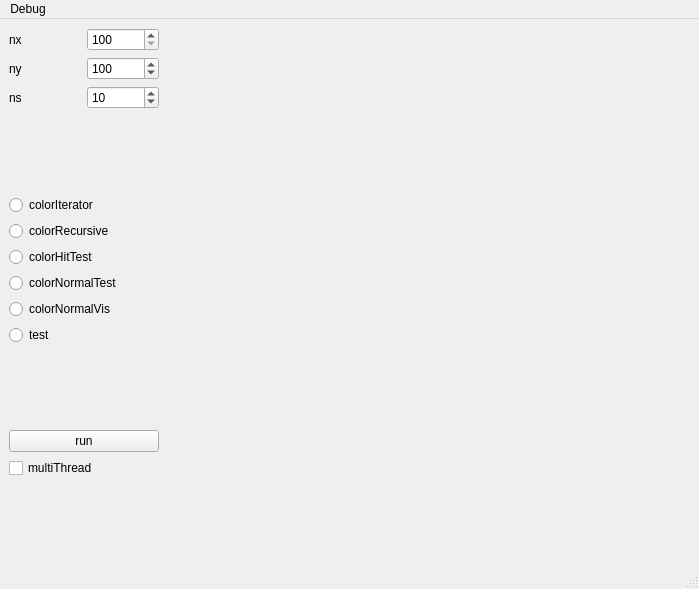
This is mainwindow.ui in newMember1/toyPBRT as Qt 5 draws it before an edit. The edited form follows.
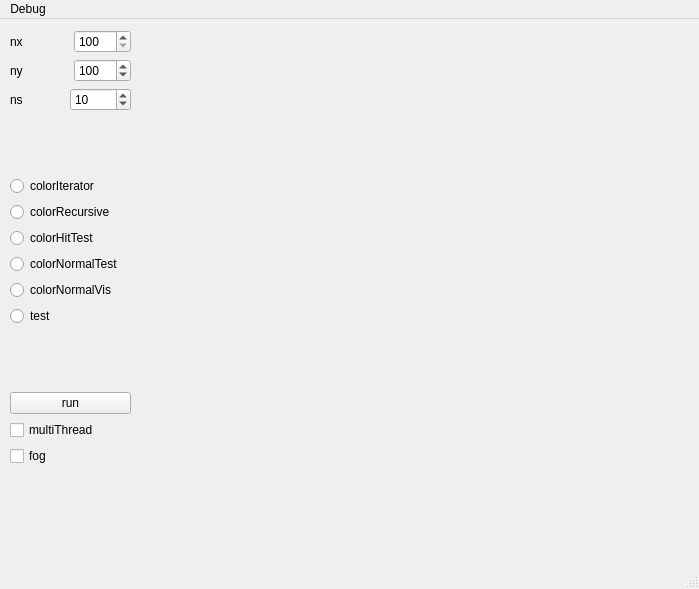
This is the edited form.

```diff
--- a/mainwindow.ui
+++ b/mainwindow.ui
@@ -23,50 +23,20 @@
    <property name="autoFillBackground">
     <bool>false</bool>
    </property>
-   <layout class="QGridLayout" name="gridLayout" columnstretch="2,1,6">
-    <item row="0" column="1">
-     <spacer name="horizontalSpacer">
-      <property name="orientation">
-       <enum>Qt::Horizontal</enum>
-      </property>
-      <property name="sizeHint" stdset="0">
-       <size>
-        <width>201</width>
-        <height>493</height>
-       </size>
-      </property>
-     </spacer>
-    </item>
-    <item row="0" column="2">
-     <widget class="QLabel" name="imageLabel">
-      <property name="sizePolicy">
-       <sizepolicy hsizetype="Expanding" vsizetype="Expanding">
-        <horstretch>0</horstretch>
-        <verstretch>0</verstretch>
-       </sizepolicy>
-      </property>
-      <property name="minimumSize">
-       <size>
-        <width>400</width>
-        <height>400</height>
-       </size>
-      </property>
-      <property name="autoFillBackground">
-       <bool>true</bool>
-      </property>
-      <property name="text">
-       <string/>
-      </property>
-      <property name="scaledContents">
-       <bool>true</bool>
-      </property>
-      <property name="alignment">
-       <set>Qt::AlignCenter</set>
-      </property>
-     </widget>
-    </item>
-    <item row="0" column="0">
-     <layout class="QVBoxLayout" name="verticalLayout">
+   <widget class="QWidget" name="">
+    <property name="geometry">
+     <rect>
+      <x>10</x>
+      <y>11</y>
+      <width>734</width>
+      <height>495</height>
+     </rect>
+    </property>
+    <layout class="QHBoxLayout" name="horizontalLayout_4" stretch="1,1,4">
+     <item>
+      <layout class="QVBoxLayout" name="verticalLayout_4">
+       <item>
+        <layout class="QVBoxLayout" name="verticalLayout_3">
       <item>
        <layout class="QHBoxLayout" name="horizontalLayout_3">
         <item>
@@ -139,6 +109,8 @@
         </item>
        </layout>
       </item>
+        </layout>
+       </item>
       <item>
        <spacer name="verticalSpacer_3">
         <property name="orientation">
@@ -222,6 +194,8 @@
        </widget>
       </item>
       <item>
+        <layout class="QVBoxLayout" name="verticalLayout">
+         <item>
        <widget class="QCheckBox" name="checkBox_multiThread">
         <property name="enabled">
          <bool>true</bool>
@@ -232,6 +206,18 @@
        </widget>
       </item>
       <item>
+          <widget class="QCheckBox" name="checkBox_fog">
+           <property name="enabled">
+            <bool>true</bool>
+           </property>
+           <property name="text">
+            <string>fog</string>
+           </property>
+          </widget>
+         </item>
+        </layout>
+       </item>
+       <item>
        <spacer name="verticalSpacer">
         <property name="orientation">
          <enum>Qt::Vertical</enum>
@@ -246,7 +232,49 @@
       </item>
      </layout>
     </item>
-   </layout>
+     <item>
+      <spacer name="horizontalSpacer">
+       <property name="orientation">
+        <enum>Qt::Horizontal</enum>
+       </property>
+       <property name="sizeHint" stdset="0">
+        <size>
+         <width>201</width>
+         <height>493</height>
+        </size>
+       </property>
+      </spacer>
+     </item>
+     <item>
+      <widget class="QLabel" name="imageLabel">
+       <property name="sizePolicy">
+        <sizepolicy hsizetype="Expanding" vsizetype="Expanding">
+         <horstretch>0</horstretch>
+         <verstretch>0</verstretch>
+        </sizepolicy>
+       </property>
+       <property name="minimumSize">
+        <size>
+         <width>400</width>
+         <height>400</height>
+        </size>
+       </property>
+       <property name="autoFillBackground">
+        <bool>true</bool>
+       </property>
+       <property name="text">
+        <string/>
+       </property>
+       <property name="scaledContents">
+        <bool>true</bool>
+       </property>
+       <property name="alignment">
+        <set>Qt::AlignCenter</set>
+       </property>
+      </widget>
+     </item>
+    </layout>
+   </widget>
   </widget>
   <widget class="QMenuBar" name="menubar">
    <property name="geometry">
```
Left out of the diff: 2 changed lines with no effect on the pictures. Lines whose indentation alone changed are shown as unchanged.
